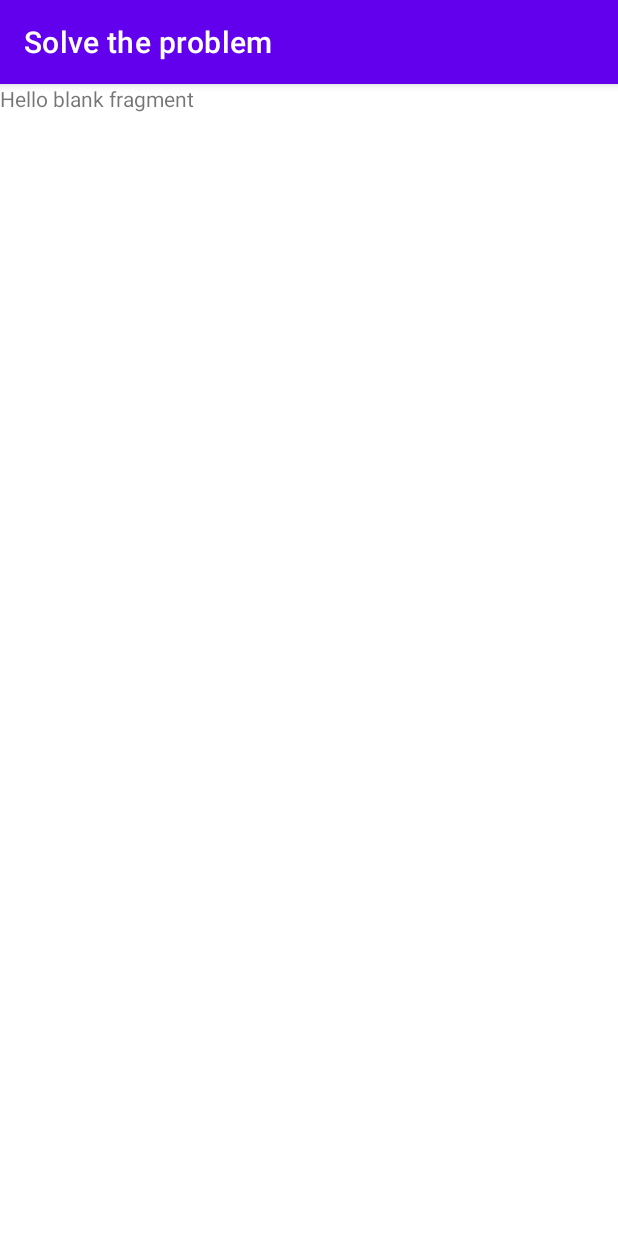
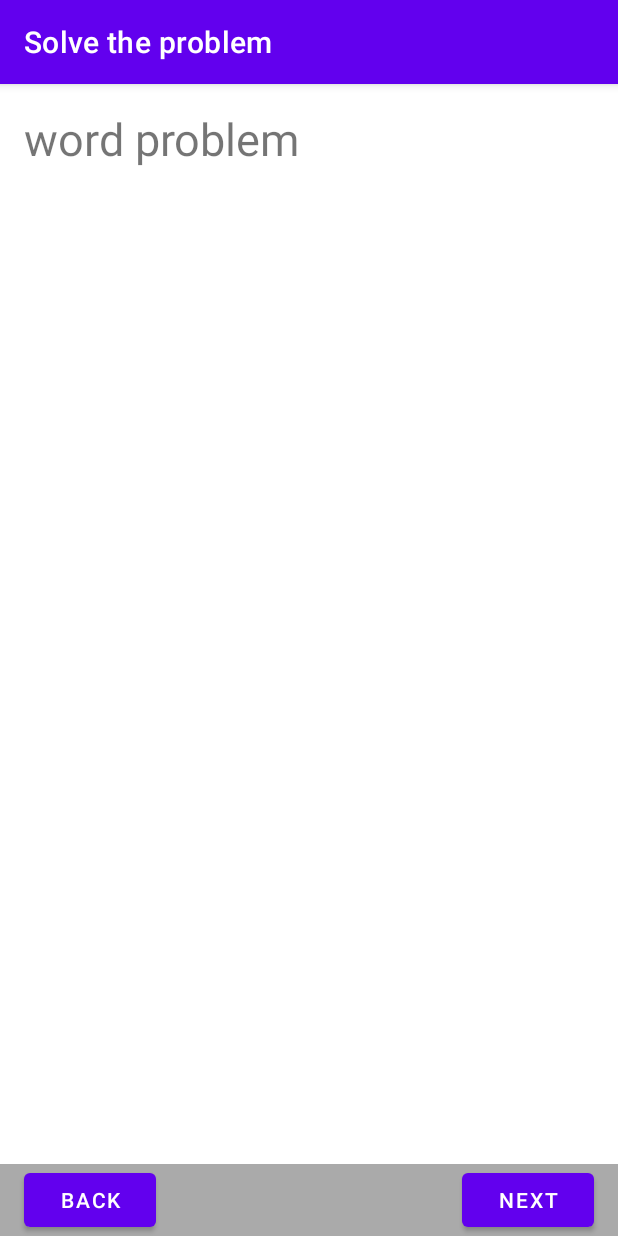
Before and after one commit to jinglebiscuits/fourth-grade-word-problems, an Android app: the SolveFragment screen opened through its navigation route, on a phone screen of 412 x 824 dp. Run offline under Robolectric (Android 15) with nearby library versions, the phone set to English and light mode, and no system bars; 2 statements that could not run were skipped.

Commit message:
cleaning up fragments

```diff
--- a/app/src/main/java/com/completewordproblems/fourthgrade/fragments/strategies/DefineKeyWordsFragment.kt
+++ b/app/src/main/java/com/completewordproblems/fourthgrade/fragments/strategies/DefineKeyWordsFragment.kt
@@ -45,7 +45,6 @@ class DefineKeyWordsFragment : StrategyFragmentBase("Define key words"), Vocabul
             field = value
         }
     private lateinit var progressBar: LinearProgressIndicator
-    private lateinit var wordProblemTextView: TextView
     private lateinit var numeratorTextView: TextView
     private var incompleteKeyWords: ArrayList<KeyWord> = ArrayList()
     private val completedKeyWords: ArrayList<KeyWord> = ArrayList()
@@ -66,7 +65,7 @@ class DefineKeyWordsFragment : StrategyFragmentBase("Define key words"), Vocabul
     ): View {
         val view: View = inflater.inflate(R.layout.fragment_define_key_words, container, false)
         incompleteKeyWords = Wizard.currentProblem.getKeyWords() as ArrayList<KeyWord>
-        wordProblemTextView = view.findViewById(R.id.word_problem_text)
+        setupWordProblemText(view)
         updateTextView()
         progressTotal = incompleteKeyWords.size * 100
         view.findViewById<TextView>(R.id.denominator).text = incompleteKeyWords.size.toString()
--- a/app/src/main/java/com/completewordproblems/fourthgrade/fragments/strategies/DrawSceneFragment.kt
+++ b/app/src/main/java/com/completewordproblems/fourthgrade/fragments/strategies/DrawSceneFragment.kt
@@ -28,8 +28,6 @@ class DrawSceneFragment : StrategyFragmentBase("Draw the scene") {
     private var param1: String? = null
     private var param2: String? = null
 
-    private lateinit var wordProblemTextView: TextView
-
     override fun onCreate(savedInstanceState: Bundle?) {
         super.onCreate(savedInstanceState)
         arguments?.let {
@@ -43,8 +41,7 @@ class DrawSceneFragment : StrategyFragmentBase("Draw the scene") {
         savedInstanceState: Bundle?
     ): View {
         val view: View = inflater.inflate(R.layout.fragment_draw_scene, container, false)
-        wordProblemTextView = view.findViewById(R.id.word_problem_text)
-        wordProblemTextView.text = Wizard.currentProblem.getWordProblemText()
+        setupWordProblemText(view)
 
         view.findViewById<View>(R.id.next_button).setOnClickListener(View.OnClickListener {
             // TODO: 4/4/21 This navigation should be based on the Student's strategy algorithm
--- a/app/src/main/java/com/completewordproblems/fourthgrade/fragments/strategies/SolveFragment.kt
+++ b/app/src/main/java/com/completewordproblems/fourthgrade/fragments/strategies/SolveFragment.kt
@@ -1,16 +1,11 @@
 package com.completewordproblems.fourthgrade.fragments.strategies
 
 import android.os.Bundle
-import androidx.fragment.app.Fragment
 import android.view.LayoutInflater
 import android.view.View
 import android.view.ViewGroup
+import androidx.fragment.app.Fragment
 import com.completewordproblems.fourthgrade.R
-
-// TODO: Rename parameter arguments, choose names that match
-// the fragment initialization parameters, e.g. ARG_ITEM_NUMBER
-private const val ARG_PARAM1 = "param1"
-private const val ARG_PARAM2 = "param2"
 
 /**
  * A simple [Fragment] subclass.
@@ -18,43 +13,13 @@ private const val ARG_PARAM2 = "param2"
  * create an instance of this fragment.
  */
 class SolveFragment : StrategyFragmentBase("Solve the problem") {
-    // TODO: Rename and change types of parameters
-    private var param1: String? = null
-    private var param2: String? = null
-
-    override fun onCreate(savedInstanceState: Bundle?) {
-        super.onCreate(savedInstanceState)
-        arguments?.let {
-            param1 = it.getString(ARG_PARAM1)
-            param2 = it.getString(ARG_PARAM2)
-        }
-    }
 
     override fun onCreateView(
         inflater: LayoutInflater, container: ViewGroup?,
         savedInstanceState: Bundle?
-    ): View? {
-        // Inflate the layout for this fragment
-        return inflater.inflate(R.layout.fragment_solve, container, false)
-    }
-
-    companion object {
-        /**
-         * Use this factory method to create a new instance of
-         * this fragment using the provided parameters.
-         *
-         * @param param1 Parameter 1.
-         * @param param2 Parameter 2.
-         * @return A new instance of fragment SolveFragment.
-         */
-        // TODO: Rename and change types and number of parameters
-        @JvmStatic
-        fun newInstance(param1: String, param2: String) =
-            SolveFragment().apply {
-                arguments = Bundle().apply {
-                    putString(ARG_PARAM1, param1)
-                    putString(ARG_PARAM2, param2)
-                }
-            }
+    ): View {
+        val view: View = inflater.inflate(R.layout.fragment_solve, container, false)
+        setupWordProblemText(view)
+        return view
     }
 }
--- a/app/src/main/java/com/completewordproblems/fourthgrade/fragments/strategies/StrategyFragmentBase.kt
+++ b/app/src/main/java/com/completewordproblems/fourthgrade/fragments/strategies/StrategyFragmentBase.kt
@@ -1,12 +1,24 @@
 package com.completewordproblems.fourthgrade.fragments.strategies
 
 import android.os.Bundle
+import android.view.View
+import android.widget.TextView
 import androidx.fragment.app.Fragment
 import com.completewordproblems.fourthgrade.MainActivity
+import com.completewordproblems.fourthgrade.R
+import com.completewordproblems.fourthgrade.Wizard
 
 open class StrategyFragmentBase(private val title: String) : Fragment() {
+
+    lateinit var wordProblemTextView: TextView
+
     override fun onCreate(savedInstanceState: Bundle?) {
         super.onCreate(savedInstanceState)
         (activity as MainActivity).supportActionBar?.title = title
     }
+
+    fun setupWordProblemText(parentView: View) {
+        wordProblemTextView = parentView.findViewById(R.id.word_problem_text)
+        wordProblemTextView.text = Wizard.currentProblem.getWordProblemText()
+    }
 }
--- a/app/src/main/java/com/completewordproblems/fourthgrade/fragments/strategies/WhatInformationIsNeeded.kt
+++ b/app/src/main/java/com/completewordproblems/fourthgrade/fragments/strategies/WhatInformationIsNeeded.kt
@@ -40,6 +40,7 @@ class WhatInformationIsNeeded : StrategyFragmentBase("What information is needed
         // Inflate the layout for this fragment
         val view: View =
             inflater.inflate(R.layout.fragment_what_information_is_needed, container, false)
+        setupWordProblemText(view)
         view.findViewById<View>(R.id.next_button).setOnClickListener(View.OnClickListener {
             Wizard.currentStrategyIndex = Wizard.currentStrategyIndex + 1
             view.findNavController().navigate(Wizard.getTransitionId())
--- a/app/src/main/res/layout/fragment_read_the_problem.xml
+++ b/app/src/main/res/layout/fragment_read_the_problem.xml
@@ -4,7 +4,7 @@
     xmlns:tools="http://schemas.android.com/tools"
     android:layout_width="match_parent"
     android:layout_height="match_parent"
-    tools:context="fragments.ReadTheProblemFragment">
+    tools:context="fragments.strategies.ReadTheProblemFragment">
 
     <TextView
         android:id="@+id/word_problem_text"
--- a/app/src/main/res/layout/fragment_solve.xml
+++ b/app/src/main/res/layout/fragment_solve.xml
@@ -1,14 +1,25 @@
 <?xml version="1.0" encoding="utf-8"?>
-<FrameLayout xmlns:android="http://schemas.android.com/apk/res/android"
+<androidx.constraintlayout.widget.ConstraintLayout xmlns:android="http://schemas.android.com/apk/res/android"
+    xmlns:app="http://schemas.android.com/apk/res-auto"
     xmlns:tools="http://schemas.android.com/tools"
     android:layout_width="match_parent"
     android:layout_height="match_parent"
-    tools:context="fragments.SolveFragment">
+    tools:context="fragments.strategies.SolveFragment">
 
-    <!-- TODO: Update blank fragment layout -->
     <TextView
+        android:id="@+id/word_problem_text"
         android:layout_width="match_parent"
-        android:layout_height="match_parent"
-        android:text="@string/hello_blank_fragment" />
+        android:layout_height="wrap_content"
+        android:layout_margin="16dp"
+        android:text="word problem"
+        android:textSize="30sp"
+        app:layout_constraintEnd_toEndOf="parent"
+        app:layout_constraintStart_toStartOf="parent"
+        app:layout_constraintTop_toTopOf="parent" />
 
-</FrameLayout>
+    <include
+        layout="@layout/strategy_navigation"
+        app:layout_constraintEnd_toEndOf="parent"
+        app:layout_constraintStart_toStartOf="parent" />
+
+</androidx.constraintlayout.widget.ConstraintLayout>
--- a/app/src/main/res/layout/fragment_what_information_is_needed.xml
+++ b/app/src/main/res/layout/fragment_what_information_is_needed.xml
@@ -4,7 +4,7 @@
     xmlns:tools="http://schemas.android.com/tools"
     android:layout_width="match_parent"
     android:layout_height="match_parent"
-    tools:context="fragments.WhatInformationIsNeeded">
+    tools:context="fragments.strategies.WhatInformationIsNeeded">
 
     <TextView
         android:id="@+id/word_problem_text"
```
Also changed, not shown: app/src/main/java/com/completewordproblems/fourthgrade/fragments/strategies/CreateExpressionFragment.kt (+6 -4 lines), app/src/main/java/com/completewordproblems/fourthgrade/fragments/strategies/ReadTheProblemFragment.kt (+4 -6 lines), app/src/main/java/com/completewordproblems/fourthgrade/fragments/strategies/WhatAreYouLookingForFragment.kt (+1 -6 lines), app/src/main/res/layout/fragment_create_expression.xml (+17 -6 lines).
